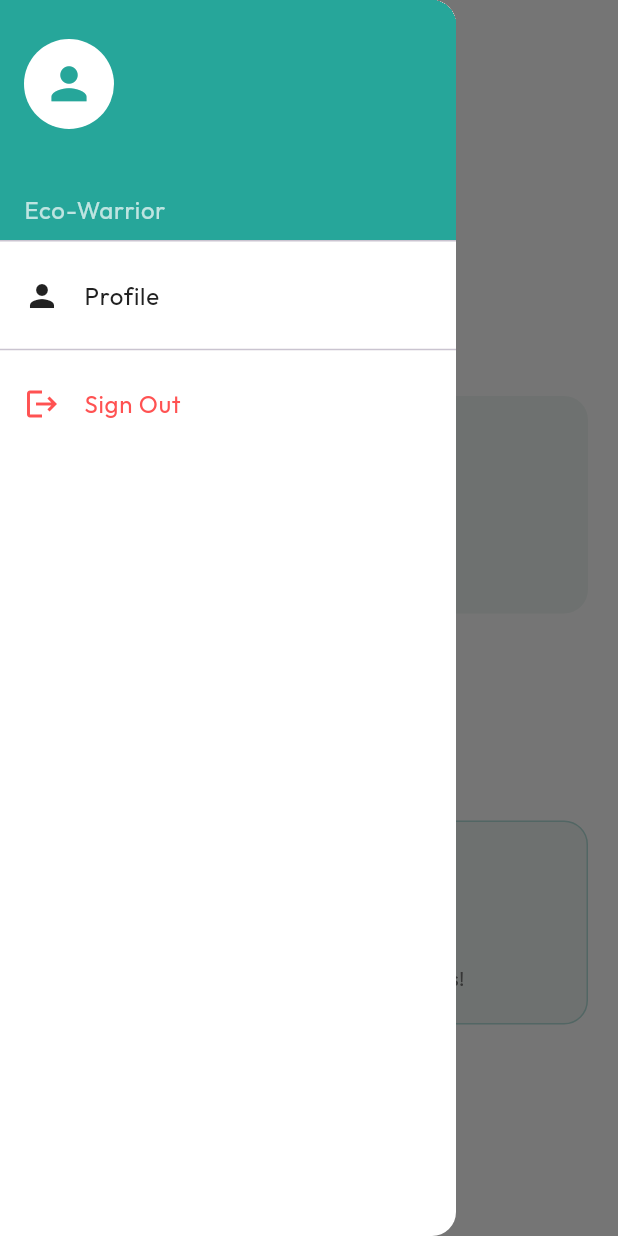
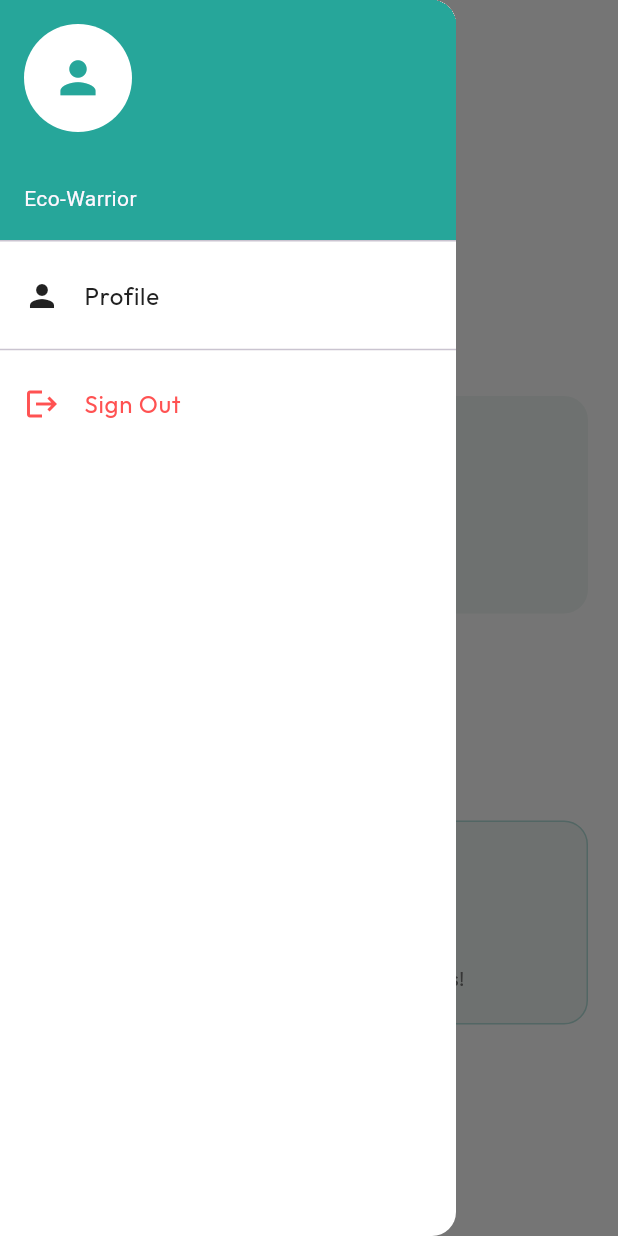
Before and after one commit to mohab-islam/WasteMaster, a Flutter app: the HomeScreen screen opened directly, with the side drawer open, on a phone screen of 412 x 824 dp. Run offline on Flutter 3.47's test engine with Material 3 defaults, Android fonts, the phone set to English and light mode, and no system bars; our stand-ins replace google_fonts, shared_preferences; missing offline and left inert: mobile_scanner; accounts and stored records are empty; network calls fail.

Commit message:
UI Update: fix challanges in home page

```diff
--- a/mobile app/lib/screens/home_screen.dart
+++ b/mobile app/lib/screens/home_screen.dart
@@ -54,8 +54,11 @@ class _HomeScreenState extends State<HomeScreen> {
 
             // Logic: Show ALL joined challenges
             List joinedIds = userDetails['joinedChallenges'] ?? [];
-            // helper to safe compare
-            bool isJoined(String id) => joinedIds.any((j) => j.toString() == id);
+            // helper to safe compare (Handle populated objects or ID strings)
+            bool isJoined(String id) => joinedIds.any((j) {
+                if (j is Map) return j['_id'].toString() == id;
+                return j.toString() == id;
+            });
 
             _activeChallenges = challenges.where((c) => isJoined(c['_id'].toString())).toList();
 
@@ -77,21 +80,16 @@ class _HomeScreenState extends State<HomeScreen> {
         child: ListView(
           padding: EdgeInsets.zero,
           children: [
-            DrawerHeader(
+            UserAccountsDrawerHeader(
               decoration: const BoxDecoration(color: AppTheme.primaryGold),
-              child: Column(
-                crossAxisAlignment: CrossAxisAlignment.start,
-                mainAxisAlignment: MainAxisAlignment.end,
-                children: [
-                   const CircleAvatar(
-                    backgroundColor: AppTheme.background,
-                    radius: 30,
-                    child: Icon(Icons.person, color: AppTheme.primaryGold, size: 35),
-                   ),
-                   const SizedBox(height: 12),
-                   Text(_userName, style: const TextStyle(color: Colors.white, fontSize: 20, fontWeight: FontWeight.bold)),
-                   const Text('Eco-Warrior', style: TextStyle(color: Colors.white70)),
-                ],
+              accountName: Text(
+                _userName,
+                style: const TextStyle(fontWeight: FontWeight.bold, fontSize: 18)
+              ),
+              accountEmail: const Text('Eco-Warrior'), // Subtitle
+              currentAccountPicture: const CircleAvatar(
+                backgroundColor: AppTheme.background,
+                child: Icon(Icons.person, color: AppTheme.primaryGold, size: 35),
               ),
             ),
             ListTile(
```
Also changed, not shown: mobile app/lib/screens/challenges_screen.dart (+7 -1 lines).
